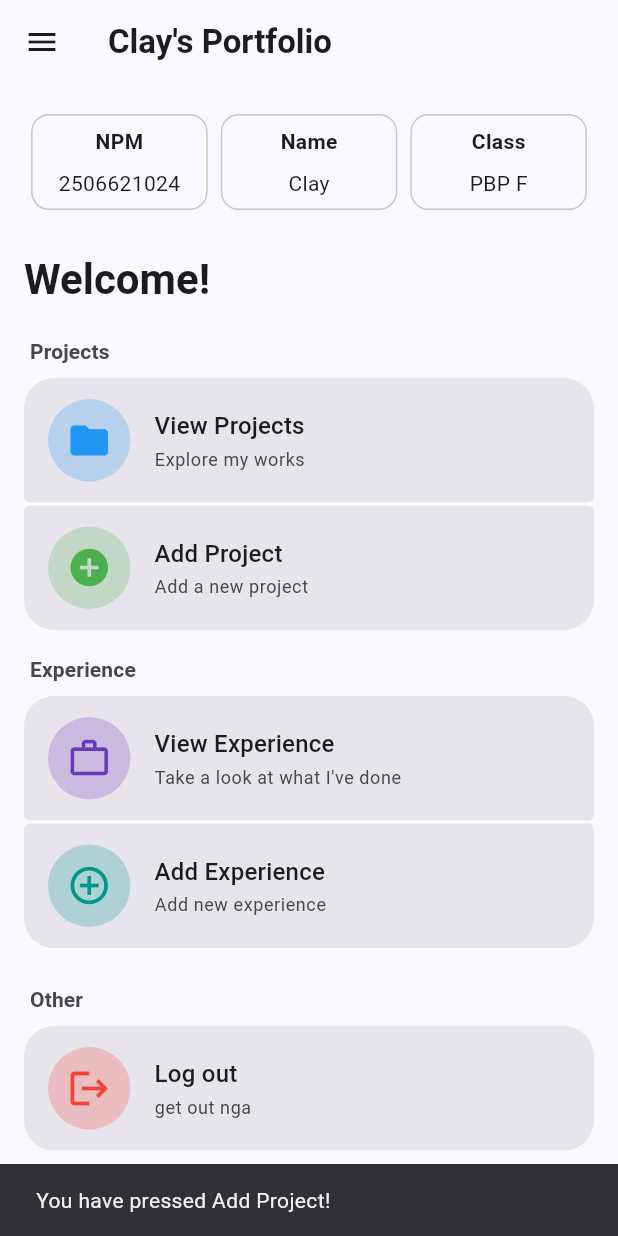
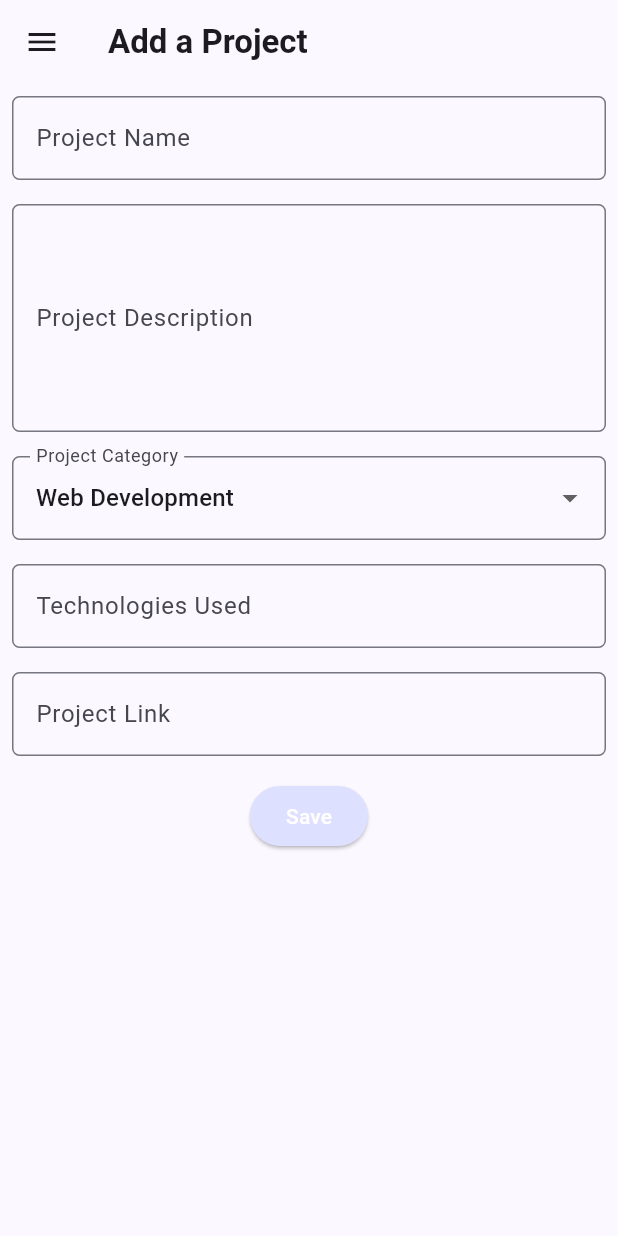
Before and after one commit to kingrdl17/myportofolio_mobile, a Flutter app: the screen it shows after launch, after a tap on "Add Project", on a phone screen of 412 x 824 dp. Run offline on Flutter 3.47's test engine with Material 3 defaults, Android fonts, the phone set to English and light mode, and no system bars; drawn by our look-alikes of dynamic_color; our stand-ins replace google_fonts, material_ui.

Commit message:
refactoring and material_ui migration

```diff
--- a/lib/main.dart
+++ b/lib/main.dart
@@ -1,7 +1,7 @@
 import 'package:dynamic_color/dynamic_color.dart';
-import 'package:flutter/material.dart';
+import 'package:material_ui/material_ui.dart';
 import 'package:google_fonts/google_fonts.dart';
-import 'package:myportofolio_mobile/menu.dart';
+import 'package:myportofolio_mobile/screens/menu.dart';
 
 void main() {
   runApp(const MyApp());
@@ -14,37 +14,33 @@ class MyApp extends StatelessWidget {
   Widget build(BuildContext context) {
     return DynamicColorBuilder(
       builder: (lightDynamic, darkDynamic) {
-        final lightScheme =
-            lightDynamic ?? ColorScheme.fromSeed(seedColor: Colors.indigo);
-        final darkScheme =
-            darkDynamic ??
-            ColorScheme.fromSeed(
-              seedColor: Colors.indigo,
-              brightness: Brightness.dark,
-            );
+        final lightScheme = lightDynamic == null
+            ? ColorScheme.fromSeed(seedColor: Colors.indigo)
+            : _toMaterialColorScheme(lightDynamic, Brightness.light);
+        final darkScheme = darkDynamic == null
+            ? ColorScheme.fromSeed(
+                seedColor: Colors.indigo,
+                brightness: Brightness.dark,
+              )
+            : _toMaterialColorScheme(darkDynamic, Brightness.dark);
+        final googleTextTheme = GoogleFonts.googleSansFlexTextTheme();
         final lightBaseTheme = ThemeData(
           colorScheme: lightScheme,
           typography: Typography.material2021(colorScheme: lightScheme),
           useMaterial3: true,
+          textTheme: _toMaterialTextTheme(googleTextTheme),
         );
         final darkBaseTheme = ThemeData(
           colorScheme: darkScheme,
           typography: Typography.material2021(colorScheme: darkScheme),
           useMaterial3: true,
+          textTheme: _toMaterialTextTheme(googleTextTheme),
         );
 
         return MaterialApp(
           title: 'Clay\'s Portfolio',
-          theme: lightBaseTheme.copyWith(
-            textTheme: GoogleFonts.googleSansFlexTextTheme(
-              lightBaseTheme.textTheme,
-            ),
-          ),
-          darkTheme: darkBaseTheme.copyWith(
-            textTheme: GoogleFonts.googleSansFlexTextTheme(
-              darkBaseTheme.textTheme,
-            ),
-          ),
+          theme: lightBaseTheme,
+          darkTheme: darkBaseTheme,
           themeMode: ThemeMode.system,
           home: const MyHomePage(),
         );
@@ -52,3 +48,59 @@ class MyApp extends StatelessWidget {
     );
   }
 }
+
+ColorScheme _toMaterialColorScheme(dynamic scheme, Brightness brightness) {
+  return ColorScheme.fromSeed(
+    seedColor: scheme.primary,
+    brightness: brightness,
+  ).copyWith(
+    primary: scheme.primary,
+    onPrimary: scheme.onPrimary,
+    primaryContainer: scheme.primaryContainer,
+    onPrimaryContainer: scheme.onPrimaryContainer,
+    secondary: scheme.secondary,
+    onSecondary: scheme.onSecondary,
+    secondaryContainer: scheme.secondaryContainer,
+    onSecondaryContainer: scheme.onSecondaryContainer,
+    tertiary: scheme.tertiary,
+    onTertiary: scheme.onTertiary,
+    tertiaryContainer: scheme.tertiaryContainer,
+    onTertiaryContainer: scheme.onTertiaryContainer,
+    error: scheme.error,
+    onError: scheme.onError,
+    errorContainer: scheme.errorContainer,
+    onErrorContainer: scheme.onErrorContainer,
+    outline: scheme.outline,
+    outlineVariant: scheme.outlineVariant,
+    shadow: scheme.shadow,
+    surface: scheme.surface,
+    onSurface: scheme.onSurface,
+    surfaceContainerHighest: scheme.surfaceContainerHighest,
+    onSurfaceVariant: scheme.onSurfaceVariant,
+    inverseSurface: scheme.inverseSurface,
+    onInverseSurface: scheme.onInverseSurface,
+    inversePrimary: scheme.inversePrimary,
+    surfaceTint: scheme.surfaceTint,
+    scrim: scheme.scrim,
+  );
+}
+
+TextTheme _toMaterialTextTheme(dynamic theme) {
+  return TextTheme(
+    displayLarge: theme.displayLarge,
+    displayMedium: theme.displayMedium,
+    displaySmall: theme.displaySmall,
+    headlineLarge: theme.headlineLarge,
+    headlineMedium: theme.headlineMedium,
+    headlineSmall: theme.headlineSmall,
+    titleLarge: theme.titleLarge,
+    titleMedium: theme.titleMedium,
+    titleSmall: theme.titleSmall,
+    bodyLarge: theme.bodyLarge,
+    bodyMedium: theme.bodyMedium,
+    bodySmall: theme.bodySmall,
+    labelLarge: theme.labelLarge,
+    labelMedium: theme.labelMedium,
+    labelSmall: theme.labelSmall,
+  );
+}
--- /dev/null
+++ b/lib/screens/menu.dart
@@ -0,0 +1,123 @@
+import 'package:material_ui/material_ui.dart';
+import 'package:myportofolio_mobile/widgets/left_drawer.dart';
+import 'package:myportofolio_mobile/widgets/project_card.dart';
+
+//list of contents
+class MyHomePage extends StatelessWidget {
+  const MyHomePage({super.key});
+
+  final String npm = '2506621024';
+  final String nama = 'Clay';
+  final String kelas = 'PBP F';
+  final List<ItemHomepage> projectItems = const [
+    ItemHomepage(
+      'View Projects',
+      Icons.folder,
+      color: Colors.blue,
+      subtitle: 'Explore my works',
+    ),
+    ItemHomepage(
+      'Add Project',
+      Icons.add_circle,
+      color: Colors.green,
+      subtitle: 'Add a new project',
+    ),
+  ];
+  final List<ItemHomepage> experienceItems = const [
+    ItemHomepage(
+      'View Experience',
+      Icons.work_outline,
+      color: Colors.deepPurple,
+      subtitle: "Take a look at what I've done",
+    ),
+    ItemHomepage(
+      'Add Experience',
+      Icons.add_circle_outline,
+      color: Colors.teal,
+      subtitle: 'Add new experience',
+    ),
+  ];
+  final ItemHomepage logoutItem = const ItemHomepage(
+    'Log out',
+    Icons.logout,
+    color: Colors.red,
+    subtitle: 'get out nga',
+  );
+
+  @override
+  Widget build(BuildContext context) {
+    return Scaffold(
+      appBar: AppBar(
+        title: const Text(
+          'Clay\'s Portfolio',
+          style: TextStyle(fontWeight: FontWeight.bold),
+        ),
+        backgroundColor: Theme.of(context).colorScheme.surface,
+        foregroundColor: Theme.of(context).colorScheme.onSurface,
+      ),
+      drawer: const LeftDrawer(),
+      body: SingleChildScrollView(
+        padding: const EdgeInsets.all(16.0),
+        child: Column(
+          crossAxisAlignment: CrossAxisAlignment.stretch,
+          children: [
+            Row(
+              mainAxisAlignment: MainAxisAlignment.spaceEvenly,
+              children: [
+                InfoCard(title: 'NPM', content: npm),
+                InfoCard(title: 'Name', content: nama),
+                InfoCard(title: 'Class', content: kelas),
+              ],
+            ),
+            const SizedBox(height: 24),
+            Text(
+              'Welcome!',
+              style: Theme.of(context).textTheme.headlineMedium
+                  ?.copyWith(fontWeight: FontWeight.bold),
+            ),
+            const SizedBox(height: 20),
+            PortfolioSection(title: 'Projects', items: projectItems),
+            const SizedBox(height: 16),
+            PortfolioSection(title: 'Experience', items: experienceItems),
+            const SizedBox(height: 24),
+            PortfolioSection(title: 'Other', items: [logoutItem]),
+          ],
+        ),
+      ),
+    );
+  }
+}
+
+//top card that says npm, name, class
+class InfoCard extends StatelessWidget {
+  final String title;
+  final String content;
+
+  const InfoCard({super.key, required this.title, required this.content});
+
+  @override
+  Widget build(BuildContext context) {
+    return Card.outlined(
+      child: Container(
+        width: MediaQuery.of(context).size.width / 3.5,
+        padding: const EdgeInsets.all(8.0),
+        child: Column(
+          children: [
+            Text(title, style: const TextStyle(fontWeight: FontWeight.bold)),
+            const SizedBox(height: 8.0),
+            Text(content, maxLines: 1, overflow: TextOverflow.ellipsis),
+          ],
+        ),
+      ),
+    );
+  }
+}
+
+class ItemHomepage {
+  final String name;
+  final IconData icon;
+  final Color? color;
+  final String subtitle;
+
+  const ItemHomepage(this.name, this.icon, {this.color, this.subtitle = ''});
+}
--- /dev/null
+++ b/lib/screens/project_form.dart
@@ -0,0 +1,219 @@
+import 'package:material_ui/material_ui.dart';
+import 'package:myportofolio_mobile/widgets/left_drawer.dart';
+
+class ProjectFormPage extends StatefulWidget {
+  const ProjectFormPage({super.key});
+
+  @override
+  State<ProjectFormPage> createState() => _ProjectFormPageState();
+}
+
+class _ProjectFormPageState extends State<ProjectFormPage> {
+  final _formKey = GlobalKey<FormState>();
+
+  String _projectName = "";
+  String _description = "";
+  String _category = "Web Development"; // default
+  String _technologies = "";
+  String _projectLink = "";
+
+  final List<String> _categories = [
+    'Web Development',
+    'Mobile Development',
+    'Machine Learning',
+    'Data Science',
+    'Other',
+  ];
+
+  @override
+  Widget build(BuildContext context) {
+    return Scaffold(
+      appBar: AppBar(
+        title: const Text(
+          'Add a Project',
+          style: TextStyle(fontWeight: FontWeight.bold),
+        ),
+        backgroundColor: Theme.of(context).colorScheme.surface,
+        foregroundColor: Theme.of(context).colorScheme.onSurface,
+      ),
+      // TODO: Tambahkan drawer yang sudah dibuat di sini
+      drawer: const LeftDrawer(),
+      body: Form(
+        key: _formKey,
+        child: SingleChildScrollView(
+          child: Column(
+            crossAxisAlignment: CrossAxisAlignment.start,
+            children: [
+              // === Project Name ===
+              Padding(
+                padding: const EdgeInsets.all(8.0),
+                child: TextFormField(
+                  decoration: InputDecoration(
+                    hintText: "Project Name",
+                    labelText: "Project Name",
+                    border: OutlineInputBorder(
+                      borderRadius: BorderRadius.circular(5.0),
+                    ),
+                  ),
+                  onChanged: (String? value) {
+                    setState(() {
+                      _projectName = value!;
+                    });
+                  },
+                  validator: (String? value) {
+                    if (value == null || value.trim().isEmpty) {
+                      return "Project name cannot be empty!";
+                    }
+                    return null;
+                  },
+                ),
+              ),
+              // === Description ===
+              Padding(
+                padding: const EdgeInsets.all(8.0),
+                child: TextFormField(
+                  maxLines: 5,
+                  decoration: InputDecoration(
+                    hintText: "Project Description",
+                    labelText: "Project Description",
+                    border: OutlineInputBorder(
+                      borderRadius: BorderRadius.circular(5.0),
+                    ),
+                  ),
+                  onChanged: (String? value) {
+                    setState(() {
+                      _description = value!;
+                    });
+                  },
+                  validator: (String? value) {
+                    if (value == null || value.trim().isEmpty) {
+                      return "Project description cannot be empty!";
+                    }
+                    return null;
+                  },
+                ),
+              ),
+
+              // === Category ===
+              Padding(
+                padding: const EdgeInsets.all(8.0),
+                child: DropdownButtonFormField<String>(
+                  decoration: InputDecoration(
+                    labelText: "Project Category",
+                    border: OutlineInputBorder(
+                      borderRadius: BorderRadius.circular(5.0),
+                    ),
+                  ),
+                  initialValue: _category,
+                  items: _categories
+                      .map(
+                        (category) => DropdownMenuItem(
+                          value: category,
+                          child: Text(category),
+                        ),
+                      )
+                      .toList(),
+                  onChanged: (String? newValue) {
+                    setState(() {
+                      _category = newValue!;
+                    });
+                  },
+                ),
+              ),
+
+              // === Technologies ===
+              Padding(
+                padding: const EdgeInsets.all(8.0),
+                child: TextFormField(
+                  decoration: InputDecoration(
+                    hintText: "Example: Flutter, Django, Figma",
+                    labelText: "Technologies Used",
+                    border: OutlineInputBorder(
+                      borderRadius: BorderRadius.circular(5.0),
+                    ),
+                  ),
+                  onChanged: (String? value) {
+                    setState(() {
+                      _technologies = value!;
+                    });
+                  },
+                ),
+              ),
+
+              // === Project Link ===
+              Padding(
+                padding: const EdgeInsets.all(8.0),
+                child: TextFormField(
+                  decoration: InputDecoration(
+                    hintText: "Project URL (optional)",
+                    labelText: "Project Link",
+                    border: OutlineInputBorder(
+                      borderRadius: BorderRadius.circular(5.0),
+                    ),
+                  ),
+                  onChanged: (String? value) {
+                    setState(() {
+                      _projectLink = value!;
+                    });
+                  },
+                ),
+              ),
+
+              // === Tombol Simpan ===
+              Align(
+                alignment: Alignment.bottomCenter,
+                child: Padding(
+                  padding: const EdgeInsets.all(8.0),
+                  child: ElevatedButton(
+                    style: ButtonStyle(
+                      backgroundColor: WidgetStatePropertyAll(
+                        Theme.of(context).colorScheme.primaryContainer,
+                      ),
+                    ),
+                    onPressed: () {
+                      if (_formKey.currentState!.validate()) {
+                        showDialog(
+                          context: context,
+                          builder: (context) {
+                            return AlertDialog(
+                              title: const Text('Project successfully added!'),
+                              content: SingleChildScrollView(
+                                child: Column(
+                                  crossAxisAlignment: CrossAxisAlignment.start,
+                                  children: [
+                                    Text('Nama Proyek: $_projectName'),
+                                    Text('Deskripsi: $_description'),
+                                    Text('Kategori: $_category'),
+                                    Text('Teknologi: $_technologies'),
+                                    Text('Tautan: $_projectLink'),
+                                  ],
+                                ),
+                              ),
+                              actions: [
+                                TextButton(
+                                  onPressed: () {
+                                    Navigator.pop(context);
+                                    _formKey.currentState!.reset();
+                                  },
+                                  child: const Text('OK'),
+                                ),
+                              ],
+                            );
+                          },
+                        );
+                      }
+                    },
+                    child: const Text(
+                      "Save",
+                      style: TextStyle(color: Colors.white),
+                    ),
+                  ),
+                ),
+              ),
+            ],
+          ),
+        ),
+      ),
+    );
+  }
+}
--- a/lib/widgets/left_drawer.dart
+++ b/lib/widgets/left_drawer.dart
@@ -1,6 +1,7 @@
-import 'package:flutter/material.dart';
-import 'package:myportofolio_mobile/menu.dart';
+import 'package:material_ui/material_ui.dart';
 import 'package:flutter/services.dart';
+import 'package:myportofolio_mobile/screens/menu.dart';
+import 'package:myportofolio_mobile/screens/project_form.dart';
 import 'package:google_fonts/google_fonts.dart';
 
 // TODO: Impor halaman ProjectFormPage jika sudah dibuat
@@ -30,7 +31,7 @@ class LeftDrawer extends StatelessWidget {
                 ),
                 SizedBox(height: 15),
                 Text(
-                  'Expwore pewsonal pwojects and expewiences!! :3',
+                  'Personal Portofolio',
                   style: TextStyle(
                     fontSize: 15,
                     color: Theme.of(context).colorScheme.secondary,
@@ -60,6 +61,11 @@ class LeftDrawer extends StatelessWidget {
               /*
               TODO: Buatlah routing ke halaman ProjectFormPage yang akan dibuat nanti.
               */
+              HapticFeedback.selectionClick();
+              Navigator.pushReplacement(
+                context,
+                MaterialPageRoute(builder: (context) => ProjectFormPage()),
+              );
             },
           ),
         ],
--- a/lib/menu.dart
+++ b/lib/widgets/project_card.dart
@@ -1,126 +1,7 @@
-import 'package:flutter/material.dart';
+import 'package:material_ui/material_ui.dart';
 import 'package:flutter/services.dart';
-import 'package:myportofolio_mobile/widgets/left_drawer.dart';
-
-//list of contents
-class MyHomePage extends StatelessWidget {
-  const MyHomePage({super.key});
-
-  final String npm = '2506621024';
-  final String nama = 'Clay';
-  final String kelas = 'PBP F';
-  final List<ItemHomepage> projectItems = const [
-    ItemHomepage(
-      'View Projects',
-      Icons.folder,
-      color: Colors.blue,
-      subtitle: 'Explore my works',
-    ),
-    ItemHomepage(
-      'Add Project',
-      Icons.add_circle,
-      color: Colors.green,
-      subtitle: 'Add a new project',
-    ),
-  ];
-  final List<ItemHomepage> experienceItems = const [
-    ItemHomepage(
-      'View Experience',
-      Icons.work_outline,
-      color: Colors.deepPurple,
-      subtitle: "Take a look at what I've done",
-    ),
-    ItemHomepage(
-      'Add Experience',
-      Icons.add_circle_outline,
-      color: Colors.teal,
-      subtitle: 'Add new experience',
-    ),
-  ];
-  final ItemHomepage logoutItem = const ItemHomepage(
-    'Log out',
-    Icons.logout,
-    color: Colors.red,
-    subtitle: 'get out nga',
-  );
-
-  @override
-  Widget build(BuildContext context) {
-    return Scaffold(
-      appBar: AppBar(
-        title: const Text(
-          'Clay\'s Portfolio',
-          style: TextStyle(fontWeight: FontWeight.bold),
-        ),
-        backgroundColor: Theme.of(context).colorScheme.surface,
-        foregroundColor: Theme.of(context).colorScheme.onSurface,
-      ),
-      drawer: const LeftDrawer(),
-      body: SingleChildScrollView(
-        padding: const EdgeInsets.all(16.0),
-        child: Column(
-          crossAxisAlignment: CrossAxisAlignment.stretch,
-          children: [
-            Row(
-              mainAxisAlignment: MainAxisAlignment.spaceEvenly,
-              children: [
-                InfoCard(title: 'NPM', content: npm),
-                InfoCard(title: 'Name', content: nama),
-                InfoCard(title: 'Class', content: kelas),
-              ],
-            ),
-            const SizedBox(height: 24),
-            Text(
-              'Welcome!',
-              style: Theme.of(context).textTheme.headlineMedium
-                  ?.copyWith(fontWeight: FontWeight.bold),
-            ),
-            const SizedBox(height: 20),
-            PortfolioSection(title: 'Projects', items: projectItems),
-            const SizedBox(height: 16),
-            PortfolioSection(title: 'Experience', items: experienceItems),
-            const SizedBox(height: 24),
-            PortfolioSection(title: 'Other', items: [logoutItem]),
-          ],
-        ),
-      ),
-    );
-  }
-}
-
-//top card that says npm, name, class
-class InfoCard extends StatelessWidget {
-  final String title;
-  final String content;
-
-  const InfoCard({super.key, required this.title, required this.content});
-
-  @override
-  Widget build(BuildContext context) {
-    return Card.outlined(
-      child: Container(
-        width: MediaQuery.of(context).size.width / 3.5,
-        padding: const EdgeInsets.all(8.0),
-        child: Column(
-          children: [
-            Text(title, style: const TextStyle(fontWeight: FontWeight.bold)),
-            const SizedBox(height: 8.0),
-            Text(content, maxLines: 1, overflow: TextOverflow.ellipsis),
-          ],
-        ),
-      ),
-    );
-  }
-}
-
-class ItemHomepage {
-  final String name;
-  final IconData icon;
-  final Color? color;
-  final String subtitle;
-
-  const ItemHomepage(this.name, this.icon, {this.color, this.subtitle = ''});
-}
+import 'package:myportofolio_mobile/screens/project_form.dart';
+import 'package:myportofolio_mobile/screens/menu.dart';
 
 //sections containing cards
 class PortfolioSection extends StatelessWidget {
@@ -187,7 +68,16 @@ class PortfolioActionCard extends StatelessWidget {
       child: InkWell(
         onTapDown: (_) => HapticFeedback.selectionClick(),
         onTapUp: (_) => HapticFeedback.lightImpact(),
-        onTap: () => _showItemFeedback(context, item),
+        onTap: () {
+          if (item.name == 'Add Project') {
+            Navigator.push(
+              context,
+              MaterialPageRoute(builder: (context) => const ProjectFormPage()),
+            );
+          } else {
+            _showItemFeedback(context, item);
+          }
+        },
         child: Padding(
           padding: const EdgeInsets.symmetric(horizontal: 16, vertical: 14),
           child: Row(
--- a/pubspec.yaml
+++ b/pubspec.yaml
@@ -30,6 +30,7 @@ environment:
 dependencies:
   flutter:
     sdk: flutter
+  material_ui: ^1.11.1
 
   # The following adds the Cupertino Icons font to your application.
   # Use with the CupertinoIcons class for iOS style icons.
```
Also changed, not shown: pubspec.lock, 2 other files.
